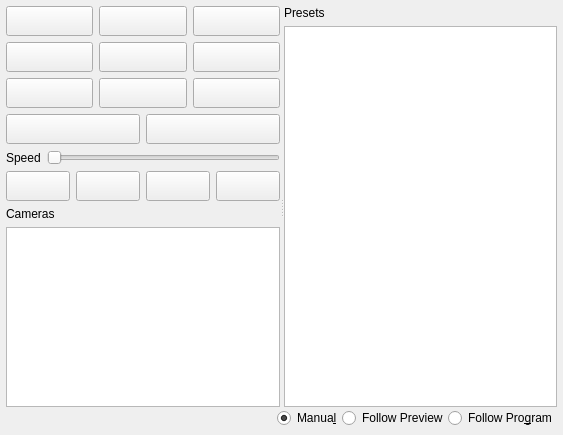
This is ptz-controls.ui in glikely/obs-ptz as Qt 5 draws it before an edit. The edited form follows.
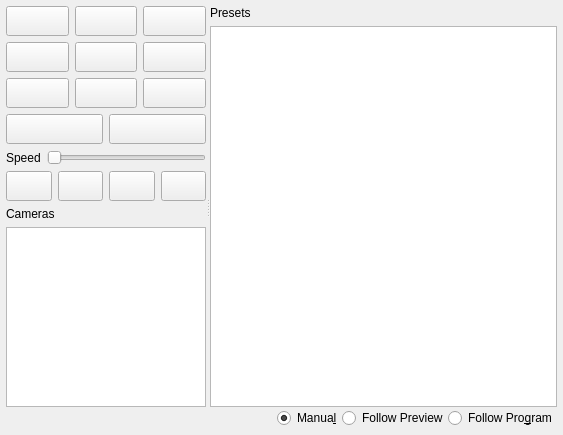
This is the edited form. Icons and pictures are not drawn.

Commit message:
ui: Limit left-hand width of splitter
If the size of the splitter isn't limited, then the control buttons can
will get layed out with an unreasonable size. Limit maximum width to an
arbitrary fixed size for now. Can be refined to a better number later.

Diff of the .ui file:
```diff
--- a/ptz-controls.ui
+++ b/ptz-controls.ui
@@ -47,7 +47,13 @@
       <property name="childrenCollapsible">
        <bool>false</bool>
       </property>
-      <widget class="QWidget" name="widget_2" native="true">
+      <widget class="QWidget" name="splitterWidgetLeft" native="true">
+       <property name="maximumSize">
+        <size>
+         <width>200</width>
+         <height>16777215</height>
+        </size>
+       </property>
        <layout class="QVBoxLayout" name="verticalLayout_5">
         <property name="leftMargin">
          <number>0</number>
```
Left out of the diff: 2 changed lines with no effect on the pictures.
